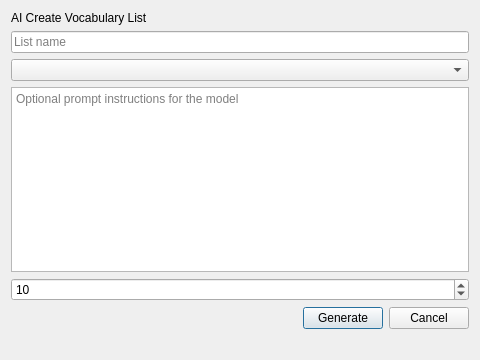
The window that Development/Source_Code/aicreatewindow.ui (TheSizzlingDefense/IA_Project) describes before a commit, drawn with Qt 5.
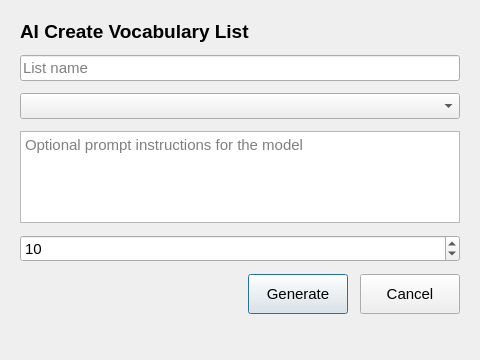
The same window after the commit.

Commit message: made the ui prettier

```diff
--- a/Development/Source_Code/aicreatewindow.ui
+++ b/Development/Source_Code/aicreatewindow.ui
@@ -11,8 +11,30 @@
    </rect>
   </property>
   <layout class="QVBoxLayout" name="verticalLayout">
+   <property name="leftMargin">
+    <number>20</number>
+   </property>
+   <property name="topMargin">
+    <number>20</number>
+   </property>
+   <property name="rightMargin">
+    <number>20</number>
+   </property>
+   <property name="bottomMargin">
+    <number>20</number>
+   </property>
+   <property name="spacing">
+    <number>12</number>
+   </property>
    <item>
     <widget class="QLabel" name="titleLabel">
+     <property name="font">
+      <font>
+       <pointsize>14</pointsize>
+       <weight>75</weight>
+       <bold>true</bold>
+      </font>
+     </property>
      <property name="text">
       <string>AI Create Vocabulary List</string>
      </property>
@@ -20,16 +42,32 @@
    </item>
    <item>
     <widget class="QLineEdit" name="listNameEdit">
+     <property name="font">
+      <font>
+       <pointsize>11</pointsize>
+      </font>
+     </property>
      <property name="placeholderText">
       <string>List name</string>
      </property>
     </widget>
    </item>
    <item>
-    <widget class="QComboBox" name="modelCombo"/>
+    <widget class="QComboBox" name="modelCombo">
+     <property name="font">
+      <font>
+       <pointsize>11</pointsize>
+      </font>
+     </property>
+    </widget>
    </item>
    <item>
     <widget class="QTextEdit" name="promptEdit">
+     <property name="font">
+      <font>
+       <pointsize>11</pointsize>
+      </font>
+     </property>
      <property name="placeholderText">
       <string>Optional prompt instructions for the model</string>
      </property>
@@ -37,6 +75,11 @@
    </item>
    <item>
     <widget class="QSpinBox" name="numWordsSpin">
+     <property name="font">
+      <font>
+       <pointsize>11</pointsize>
+      </font>
+     </property>
      <property name="minimum">
       <number>1</number>
      </property>
@@ -48,6 +91,19 @@
      </property>
     </widget>
    </item>
+   <item>
+    <spacer name="verticalSpacer">
+     <property name="orientation">
+      <enum>Qt::Orientation::Vertical</enum>
+     </property>
+     <property name="sizeHint" stdset="0">
+      <size>
+       <width>20</width>
+       <height>40</height>
+      </size>
+     </property>
+    </spacer>
+   </item>
    <item>
     <layout class="QHBoxLayout" name="horizontalLayout">
      <item>
@@ -65,6 +121,17 @@
      </item>
      <item>
       <widget class="QPushButton" name="generateButton">
+       <property name="minimumSize">
+        <size>
+         <width>100</width>
+         <height>40</height>
+        </size>
+       </property>
+       <property name="font">
+        <font>
+         <pointsize>11</pointsize>
+        </font>
+       </property>
        <property name="text">
         <string>Generate</string>
        </property>
@@ -72,6 +139,17 @@
      </item>
      <item>
       <widget class="QPushButton" name="pushButton">
+       <property name="minimumSize">
+        <size>
+         <width>100</width>
+         <height>40</height>
+        </size>
+       </property>
+       <property name="font">
+        <font>
+         <pointsize>11</pointsize>
+        </font>
+       </property>
        <property name="text">
         <string>Cancel</string>
        </property>
```
The commit also changes 6 other files.
